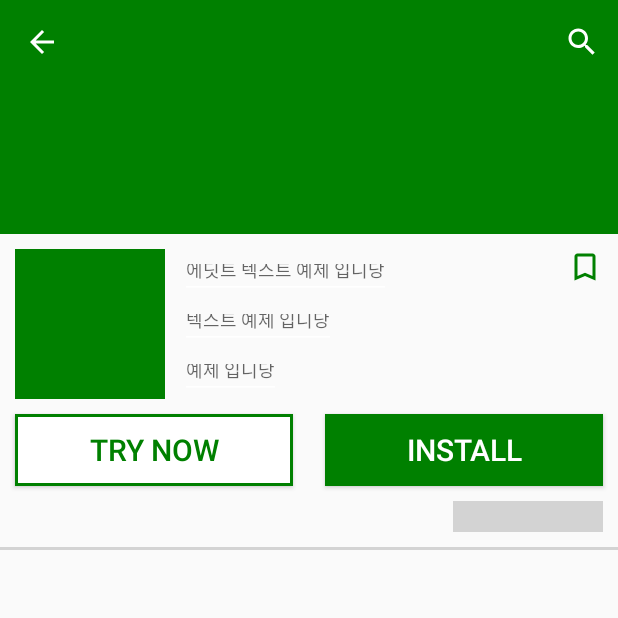
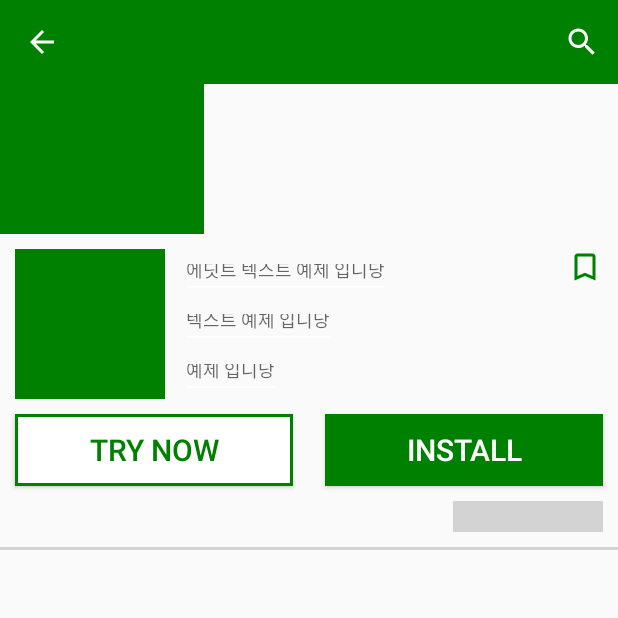
Before and after one commit to zkzkzhzj/BWKAndroidStudy, an Android app: the ConstraintActivity screen opened directly, with no data from a screen before it, on a phone screen of 412 x 824 dp, the top half of it. Run offline under Robolectric (Android 15) with nearby library versions, the phone set to English and light mode, and no system bars.

Commit message:
ConstraintLayout

```diff
--- a/app/src/main/java/com/example/bwkandroidstudy/data/CustomRecyclerItem.kt
+++ b/app/src/main/java/com/example/bwkandroidstudy/data/CustomRecyclerItem.kt
@@ -1,3 +1,3 @@
 package com.example.bwkandroidstudy.data
 
-data class CustomRecyclerItem(var image: String, var title: String)
+data class CustomRecyclerItem(var image: String, var title: String, var type: Int)
--- a/app/src/main/res/layout/activity_constraint.xml
+++ b/app/src/main/res/layout/activity_constraint.xml
@@ -21,13 +21,34 @@
             android:layout_height="wrap_content"
             app:layout_constraintTop_toTopOf="parent"
             android:background="@color/green"/>
+        <androidx.constraintlayout.widget.Guideline
+            android:id="@+id/guideline1"
+            android:layout_width="wrap_content"
+            android:layout_height="wrap_content"
+            android:orientation="vertical"
+            app:layout_constraintGuide_percent="0.33"/>
+        <androidx.constraintlayout.widget.Guideline
+            android:id="@+id/guideline2"
+            android:layout_width="wrap_content"
+            android:layout_height="wrap_content"
+            android:orientation="vertical"
+            app:layout_constraintGuide_percent="0.5"/>
+
+        <androidx.constraintlayout.widget.Guideline
+            android:layout_width="wrap_content"
+            android:layout_height="wrap_content"
+            android:orientation="horizontal"
+            app:layout_constraintGuide_percent="0.1"/>
 
         <ImageView
             android:id="@+id/top_image"
-            android:layout_width="match_parent"
+            android:layout_width="0dp"
             android:layout_height="100dp"
             android:background="@color/green"
-            app:layout_constraintTop_toBottomOf="@+id/toolbar"/>
+            app:layout_constraintStart_toStartOf="parent"
+            app:layout_constraintTop_toBottomOf="@+id/toolbar"
+            app:layout_constraintEnd_toStartOf="@id/guideline1"/>
+
 
         <ImageView
             android:id="@+id/profile_image"
```
Also changed, not shown: app/src/main/java/com/example/bwkandroidstudy/adpater/MyAdapter.kt (+5 -4 lines), app/src/main/java/com/example/bwkandroidstudy/view/LinearActivity.kt (+12 -6 lines), app/src/main/res/layout/test_layout_linear_layout_version.xml (+5 -7 lines).
